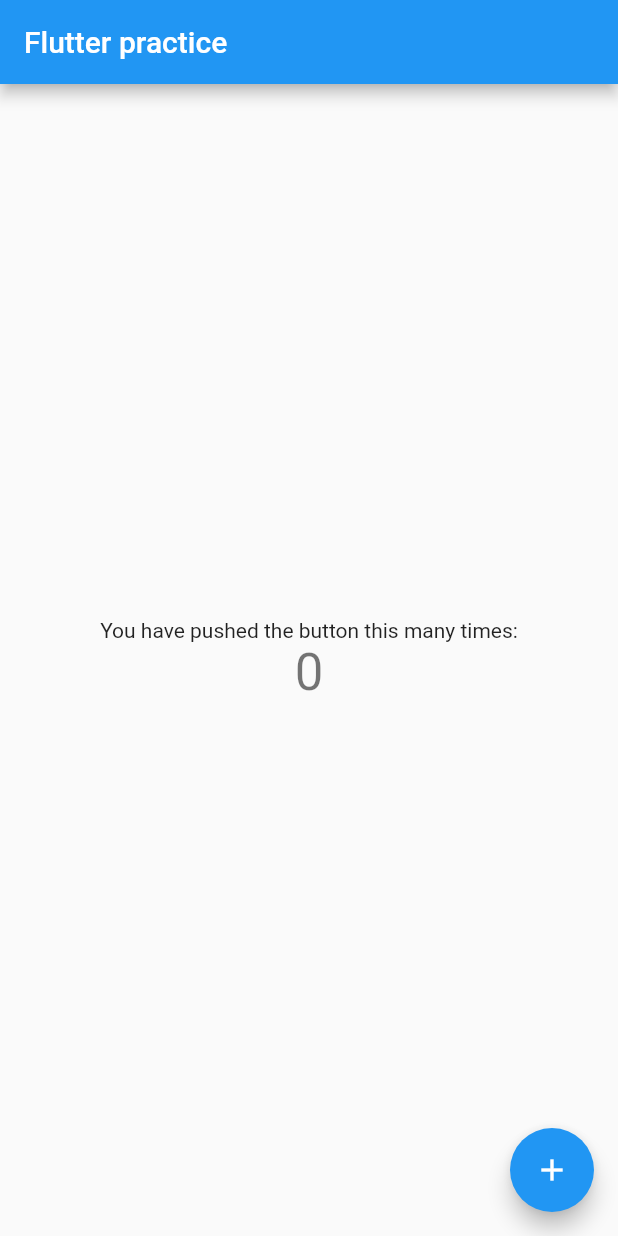
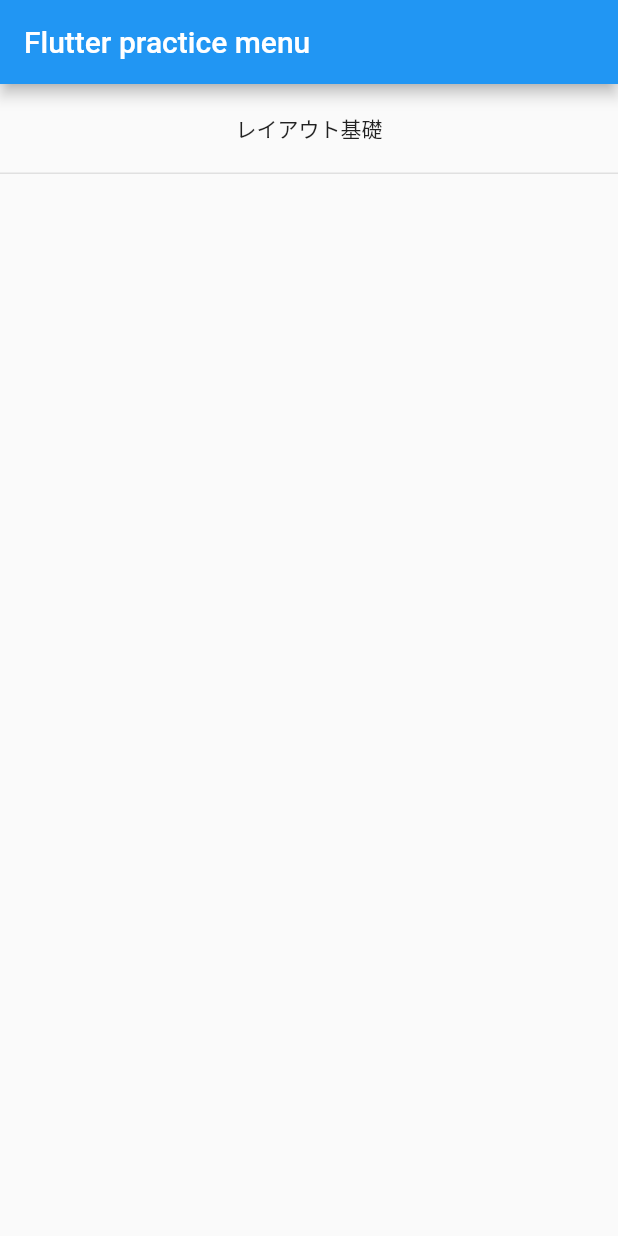
Before and after one commit to tri-star/flutter-practice, a Flutter app: the screen it shows after launch, on a phone screen of 412 x 824 dp. Run offline on Flutter 3.47's test engine with Material 2 defaults, Android fonts, the phone set to English and light mode, and no system bars.

Commit message:
レイアウト基礎ページを追加

```diff
--- a/lib/main.dart
+++ b/lib/main.dart
@@ -1,111 +1,23 @@
 import 'package:flutter/material.dart';
+import 'package:flutter_practice/screens/practice_menu.dart';
+
+import 'package:flutter_practice/screens/layout_practice.dart';
 
 void main() => runApp(MyApp());
 
 class MyApp extends StatelessWidget {
-  // This widget is the root of your application.
   @override
   Widget build(BuildContext context) {
     return MaterialApp(
       title: 'Flutter practice',
       theme: ThemeData(
-        // This is the theme of your application.
-        //
-        // Try running your application with "flutter run". You'll see the
-        // application has a blue toolbar. Then, without quitting the app, try
-        // changing the primarySwatch below to Colors.green and then invoke
-        // "hot reload" (press "r" in the console where you ran "flutter run",
-        // or simply save your changes to "hot reload" in a Flutter IDE).
-        // Notice that the counter didn't reset back to zero; the application
-        // is not restarted.
         primarySwatch: Colors.blue,
       ),
-      home: MyHomePage(title: 'Flutter practice'),
+      routes: {
+        '/layout-practice': (BuildContext context) => LayoutPractice()
+      },
+      home: PracticeMenu(),
+
     );
   }
 }
-
-class MyHomePage extends StatefulWidget {
-  MyHomePage({Key key, this.title}) : super(key: key);
-
-  // This widget is the home page of your application. It is stateful, meaning
-  // that it has a State object (defined below) that contains fields that affect
-  // how it looks.
-
-  // This class is the configuration for the state. It holds the values (in this
-  // case the title) provided by the parent (in this case the App widget) and
-  // used by the build method of the State. Fields in a Widget subclass are
-  // always marked "final".
-
-  final String title;
-
-  @override
-  _MyHomePageState createState() => _MyHomePageState();
-}
-
-class _MyHomePageState extends State<MyHomePage> {
-  int _counter = 0;
-
-  void _incrementCounter() {
-    setState(() {
-      // This call to setState tells the Flutter framework that something has
-      // changed in this State, which causes it to rerun the build method below
-      // so that the display can reflect the updated values. If we changed
-      // _counter without calling setState(), then the build method would not be
-      // called again, and so nothing would appear to happen.
-      _counter++;
-    });
-  }
-
-  @override
-  Widget build(BuildContext context) {
-    // This method is rerun every time setState is called, for instance as done
-    // by the _incrementCounter method above.
-    //
-    // The Flutter framework has been optimized to make rerunning build methods
-    // fast, so that you can just rebuild anything that needs updating rather
-    // than having to individually change instances of widgets.
-    return Scaffold(
-      appBar: AppBar(
-        // Here we take the value from the MyHomePage object that was created by
-        // the App.build method, and use it to set our appbar title.
-        title: Text(widget.title),
-      ),
-      body: Center(
-        // Center is a layout widget. It takes a single child and positions it
-        // in the middle of the parent.
-        child: Column(
-          // Column is also a layout widget. It takes a list of children and
-          // arranges them vertically. By default, it sizes itself to fit its
-          // children horizontally, and tries to be as tall as its parent.
-          //
-          // Invoke "debug painting" (press "p" in the console, choose the
-          // "Toggle Debug Paint" action from the Flutter Inspector in Android
-          // Studio, or the "Toggle Debug Paint" command in Visual Studio Code)
-          // to see the wireframe for each widget.
-          //
-          // Column has various properties to control how it sizes itself and
-          // how it positions its children. Here we use mainAxisAlignment to
-          // center the children vertically; the main axis here is the vertical
-          // axis because Columns are vertical (the cross axis would be
-          // horizontal).
-          mainAxisAlignment: MainAxisAlignment.center,
-          children: <Widget>[
-            Text(
-              'You have pushed the button this many times:',
-            ),
-            Text(
-              '$_counter',
-              style: Theme.of(context).textTheme.display1,
-            ),
-          ],
-        ),
-      ),
-      floatingActionButton: FloatingActionButton(
-        onPressed: _incrementCounter,
-        tooltip: 'Increment',
-        child: Icon(Icons.add),
-      ), // This trailing comma makes auto-formatting nicer for build methods.
-    );
-  }
-}
--- /dev/null
+++ b/lib/screens/layout_practice.dart
@@ -0,0 +1,15 @@
+import 'package:flutter/material.dart';
+
+class LayoutPractice extends StatelessWidget {
+  @override
+  Widget build(BuildContext context) {
+    return Scaffold(
+      appBar: AppBar(
+        title: Text('レイアウト基礎'),
+        ),
+      body: Container(
+        child: Text('レイアウト練習')
+      ),
+    );
+  }
+}
--- /dev/null
+++ b/lib/screens/practice_menu.dart
@@ -0,0 +1,61 @@
+
+import 'package:flutter/material.dart';
+
+class PracticeMenu extends StatelessWidget {
+
+  @override
+  Widget build(BuildContext context) {
+    return Scaffold(
+      appBar: AppBar(
+        title: const Text('Flutter practice menu')
+      ),
+      body: new MenuList()
+    );
+  }
+}
+
+
+class MenuList extends StatelessWidget {
+  @override
+  Widget build(BuildContext context) {
+    return ListView(
+      children: [
+        MenuItem(title: 'レイアウト基礎', onTap: () {
+          Navigator.of(context).pushNamed('/layout-practice');
+        }),
+      ]
+    );
+  }
+}
+
+
+class MenuItem extends StatelessWidget {
+  String title;
+  VoidCallback onTap;
+
+  MenuItem({this.title, this.onTap});
+
+  @override
+  Widget build(BuildContext context) {
+    return GestureDetector(
+      onTap: onTap,
+      child: Column(
+        crossAxisAlignment: CrossAxisAlignment.end,
+        mainAxisSize: MainAxisSize.max,
+        children: <Widget>[
+            Container(
+              height: 60,
+              child: Center(
+                child: Text('レイアウト基礎')),
+              decoration: BoxDecoration(
+                color: Colors.transparent,
+                border: Border(
+                  bottom: BorderSide(color: Colors.grey[300])
+                )
+              ),
+            )
+        ],
+      )
+    );
+  }
+}
```
